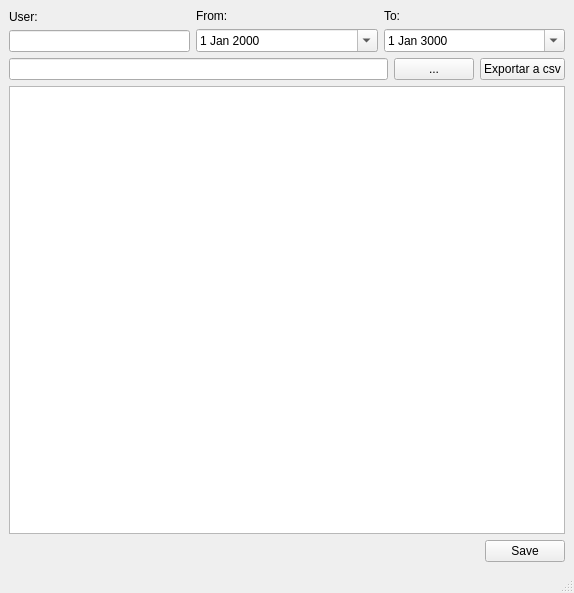
Before: the Qt Designer form ui/user_management.ui in Giswater/giswater_qgis_plugin, drawn with Qt 5.
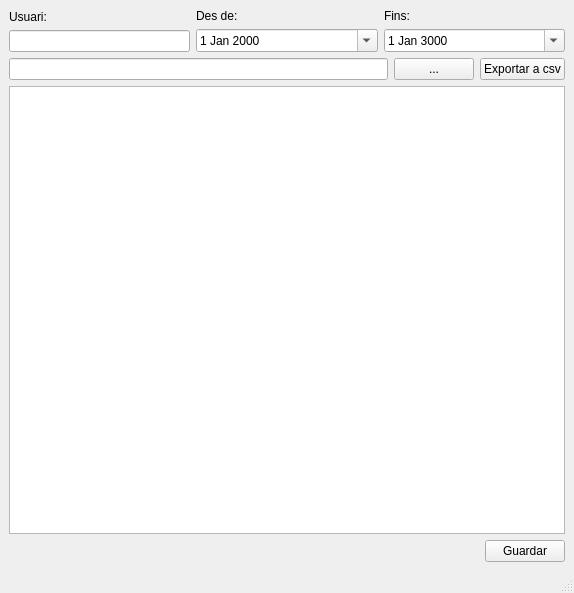
After: the same form once the commit is applied.

Commit message: Translate lot forms to catalan

```diff
--- a/ui/user_management.ui
+++ b/ui/user_management.ui
@@ -18,7 +18,7 @@
     <item row="3" column="1">
      <widget class="QPushButton" name="btn_accept">
       <property name="text">
-       <string>Save</string>
+       <string>Guardar</string>
       </property>
      </widget>
     </item>
@@ -70,7 +70,7 @@
         <item>
          <widget class="QLabel" name="lbl_user_filter">
           <property name="text">
-           <string>User:</string>
+           <string>Usuari:</string>
           </property>
          </widget>
         </item>
@@ -91,7 +91,7 @@
         <item>
          <widget class="QLabel" name="label_data_event_from">
           <property name="text">
-           <string>From:</string>
+           <string>Des de:</string>
           </property>
          </widget>
         </item>
@@ -109,7 +109,7 @@
         <item>
          <widget class="QLabel" name="label_data_event_to">
           <property name="text">
-           <string>To:</string>
+           <string>Fins:</string>
           </property>
          </widget>
         </item>
```
Left out of the diff: 6 changed lines with no effect on the pictures. The commit also changes 3 other files.
